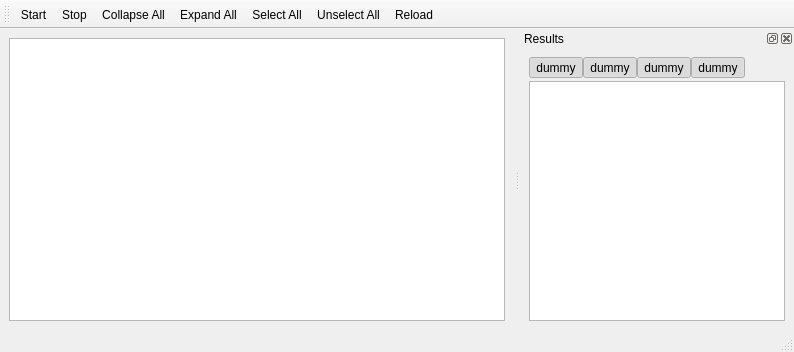
Above: runnerwindow.ui from KDE/veritas before the change. Below: the same form after it.
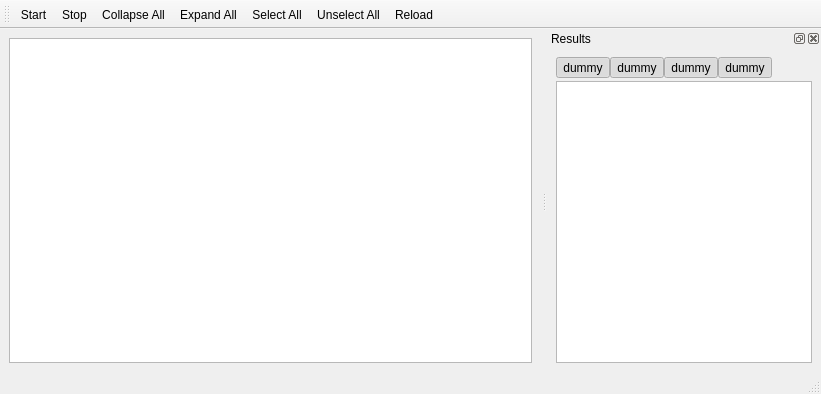
That is the form after the change. Icons and pictures are not drawn.

```diff
--- a/runnerwindow.ui
+++ b/runnerwindow.ui
@@ -5,8 +5,8 @@
    <rect>
     <x>0</x>
     <y>0</y>
-    <width>794</width>
-    <height>352</height>
+    <width>821</width>
+    <height>394</height>
    </rect>
   </property>
   <property name="windowTitle" >
@@ -21,8 +21,8 @@
     <rect>
      <x>0</x>
      <y>34</y>
-     <width>514</width>
-     <height>299</height>
+     <width>328</width>
+     <height>341</height>
     </rect>
    </property>
    <layout class="QGridLayout" >
@@ -49,6 +49,12 @@
       <property name="indentation" >
        <number>15</number>
       </property>
+      <property name="rootIsDecorated" >
+       <bool>false</bool>
+      </property>
+      <property name="wordWrap" >
+       <bool>false</bool>
+      </property>
      </widget>
     </item>
    </layout>
@@ -58,7 +64,7 @@
     <rect>
      <x>0</x>
      <y>0</y>
-     <width>794</width>
+     <width>821</width>
      <height>34</height>
     </rect>
    </property>
@@ -86,8 +92,8 @@
    <property name="geometry" >
     <rect>
      <x>0</x>
-     <y>333</y>
-     <width>794</width>
+     <y>375</y>
+     <width>821</width>
      <height>19</height>
     </rect>
    </property>
@@ -95,10 +101,10 @@
   <widget class="QDockWidget" name="dockResults" >
    <property name="geometry" >
     <rect>
-     <x>520</x>
+     <x>334</x>
      <y>34</y>
-     <width>274</width>
-     <height>299</height>
+     <width>487</width>
+     <height>341</height>
     </rect>
    </property>
    <property name="sizePolicy" >
@@ -127,8 +133,8 @@
      <rect>
       <x>0</x>
       <y>20</y>
-      <width>274</width>
-      <height>279</height>
+      <width>487</width>
+      <height>321</height>
      </rect>
     </property>
     <layout class="QVBoxLayout" >
@@ -280,6 +286,15 @@
        <property name="alternatingRowColors" >
         <bool>true</bool>
        </property>
+       <property name="indentation" >
+        <number>30</number>
+       </property>
+       <property name="rootIsDecorated" >
+        <bool>false</bool>
+       </property>
+       <property name="wordWrap" >
+        <bool>true</bool>
+       </property>
       </widget>
      </item>
     </layout>
```
Left out of the diff: 3 changed lines with no effect on the pictures.
